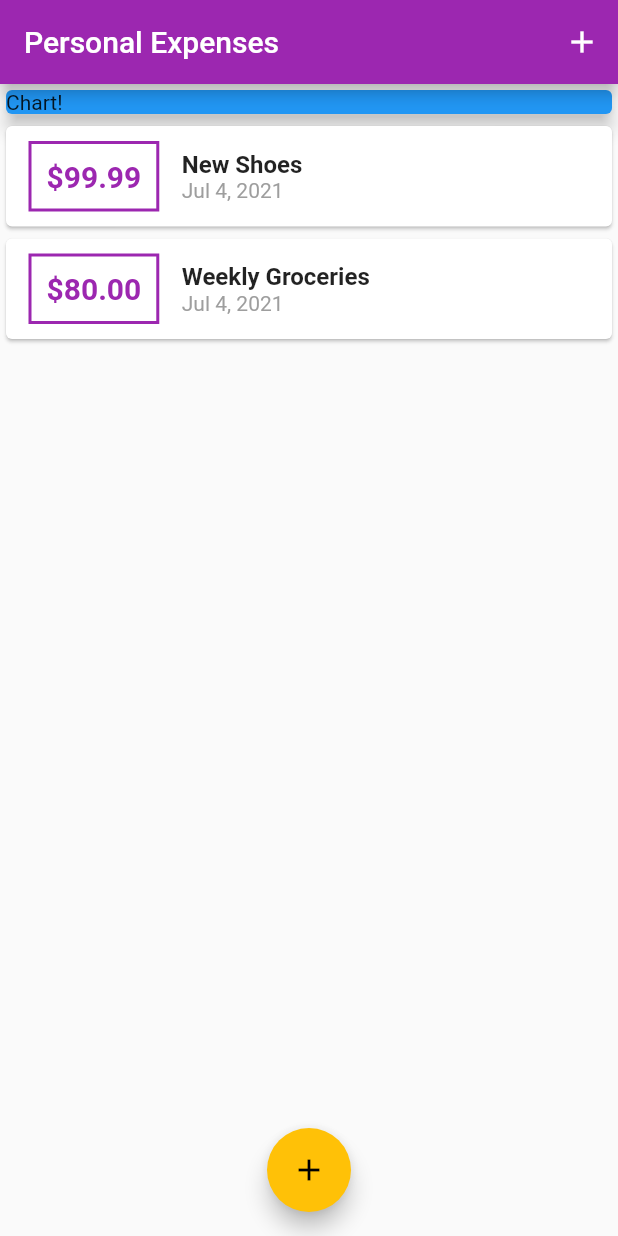
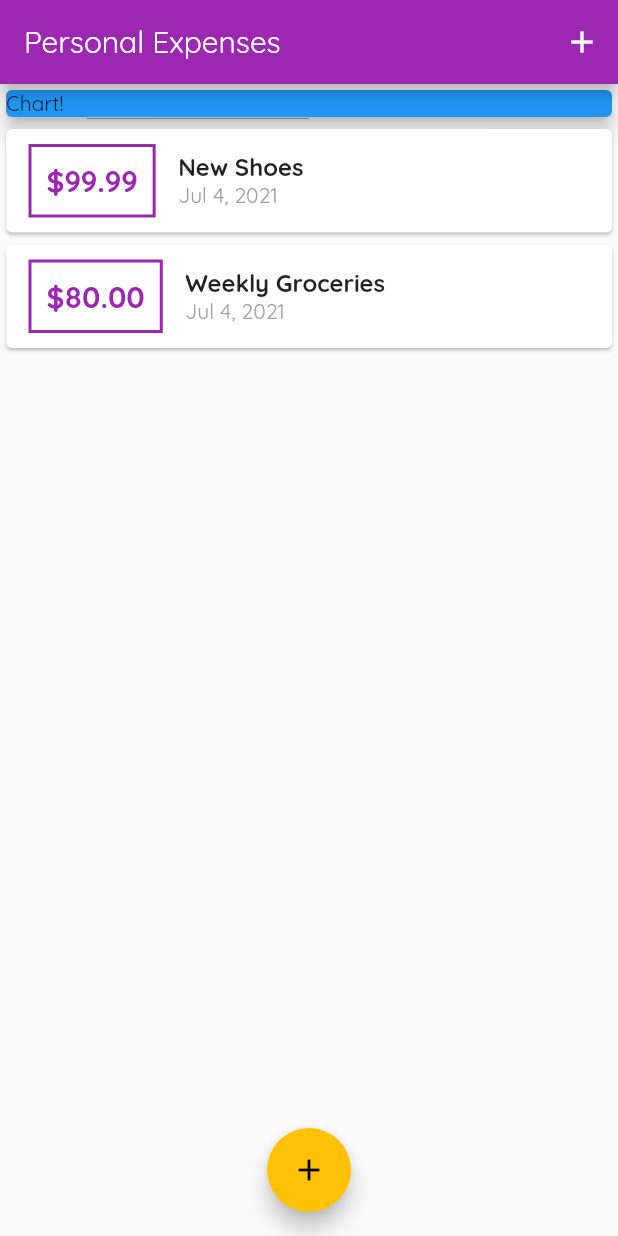
Before and after one commit to FadyFawzyOfficial/personal_expenses_app, a Flutter app: the screen it shows after launch, on a phone screen of 412 x 824 dp. Run offline on Flutter 3.47's test engine with Material 2 defaults, Android fonts, the phone set to English and light mode, and no system bars.

Commit message:
2. Change the Globally Default Flutter Font (roboto) to another Font (Quicksand)

```diff
--- a/lib/main.dart
+++ b/lib/main.dart
@@ -15,6 +15,7 @@ class MyApp extends StatelessWidget {
       theme: ThemeData(
         primarySwatch: Colors.purple,
         accentColor: Colors.amber,
+        fontFamily: 'Quicksand',
       ),
       home: MyHomePage(),
     );
```
